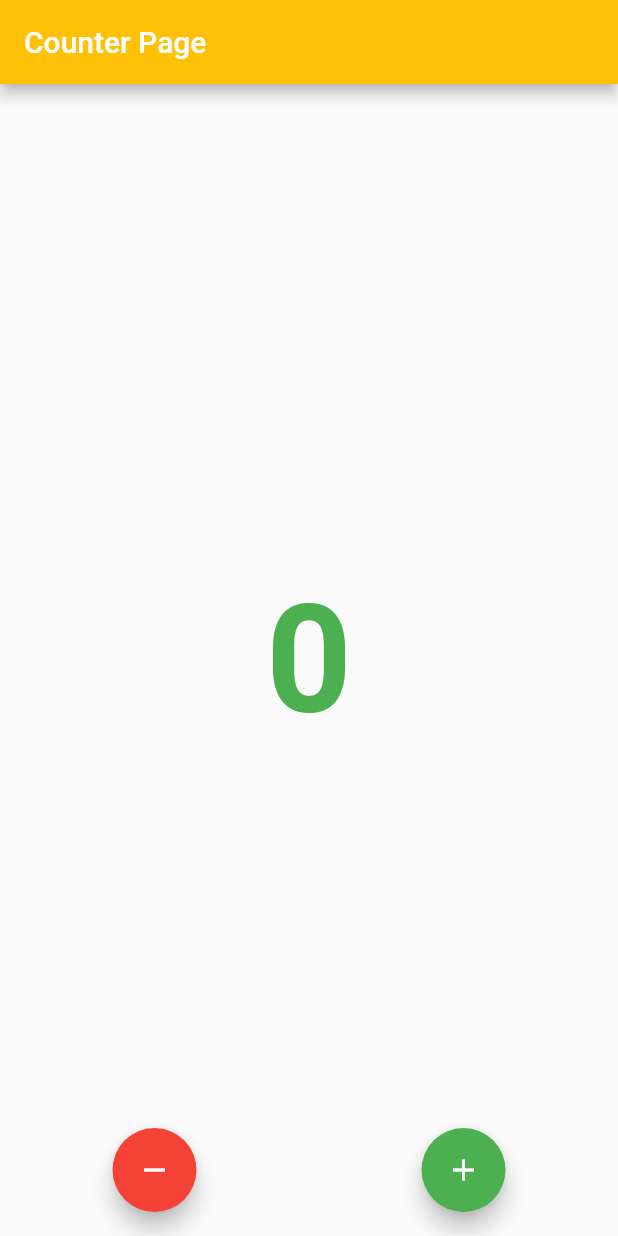
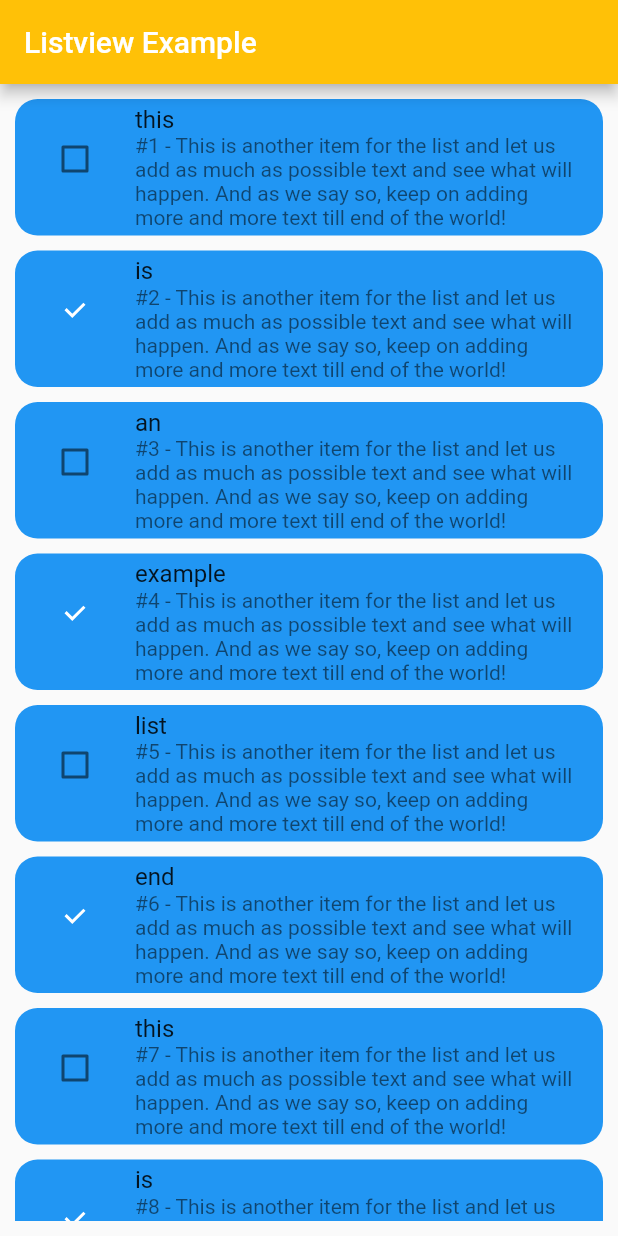
Before and after one commit to atanashristov/flutter-and-dart-zero-to-mastery, a Flutter app: the screen it shows after launch, on a phone screen of 412 x 824 dp. Run offline on Flutter 3.47's test engine with Material 2 defaults, Android fonts, the phone set to English and light mode, and no system bars.

Commit message:
#5: Flutter: 55: ListView + Builder

```diff
--- a/code/section5-flutter_basics/basic_widgets/lib/main.dart
+++ b/code/section5-flutter_basics/basic_widgets/lib/main.dart
@@ -1,4 +1,4 @@
-import 'package:basic_widgets/ui/presentation/counter/counter_screen.dart';
+import 'package:basic_widgets/ui/presentation/list_example/list_example_screen.dart';
 import 'package:flutter/material.dart';
 
 void main() {
@@ -18,7 +18,7 @@ class MyApp extends StatelessWidget {
           backgroundColor: Colors.amber,
         ),
       ),
-      home: const CounterScreen(),
+      home: const ListExampleScreen(),
     );
   }
 }
--- /dev/null
+++ b/code/section5-flutter_basics/basic_widgets/lib/ui/presentation/list_example/list_example_screen.dart
@@ -0,0 +1,37 @@
+import 'package:basic_widgets/ui/presentation/list_example/widgets/list_example_tile.dart';
+import 'package:flutter/material.dart';
+
+const _kStub = ['this', 'is', 'an', 'example', 'list', 'end', 'this', 'is', 'cool'];
+
+class ListExampleScreen extends StatelessWidget {
+  const ListExampleScreen({super.key});
+
+  @override
+  Widget build(BuildContext context) {
+    return Scaffold(
+      appBar: AppBar(title: const Text('Listview Example')),
+      body: Padding(
+        padding: const EdgeInsets.all(10),
+        child: ListView.separated(
+          itemCount: _kStub.length,
+          itemBuilder: (context, index) {
+            // return Container(
+            //   color: Colors.blue,
+            //   height: 100,
+            //   child: Center(child: Text(_kStub[index])),
+            // );
+            return ListExampleTile(
+              itemId: index + 1,
+              itemData: _kStub[index],
+              isSelected: index % 2 > 0,
+            );
+          },
+          separatorBuilder: (context, index) {
+            // return const Divider();
+            return const SizedBox(height: 10);
+          },
+        ),
+      ),
+    );
+  }
+}
--- /dev/null
+++ b/code/section5-flutter_basics/basic_widgets/lib/ui/presentation/list_example/widgets/list_example_tile.dart
@@ -0,0 +1,53 @@
+import 'package:flutter/material.dart';
+
+class ListExampleTile extends StatefulWidget {
+  final int itemId;
+  final String itemData;
+  final bool isSelected;
+
+  const ListExampleTile({
+    required this.itemId,
+    required this.itemData,
+    required this.isSelected,
+    Key? key,
+  }) : super(key: key);
+
+  @override
+  State<ListExampleTile> createState() => _ListExampleTileState();
+}
+
+class _ListExampleTileState extends State<ListExampleTile> {
+  late bool _selected;
+
+  @override
+  void initState() {
+    super.initState();
+    _selected = widget.isSelected;
+  }
+
+  @override
+  Widget build(BuildContext context) {
+    return Container(
+      decoration: BoxDecoration(
+        color: Colors.blue,
+        borderRadius: BorderRadius.circular(15),
+      ),
+      child: ListTile(
+        // tileColor: Colors.grey.shade400,
+        // textColor: Colors.black,
+        // hoverColor: Colors.yellow,
+        title: Text(widget.itemData),
+        subtitle: Text(
+            '#${widget.itemId} - This is another item for the list and let us add as much as possible text and see what will happen. And as we say so, keep on adding more and more text till end of the world!'),
+        leading: Checkbox(
+          value: _selected,
+          onChanged: (value) {
+            setState(() {
+              _selected = value ?? false;
+            });
+          },
+        ),
+      ),
+    );
+  }
+}
```
Also changed, not shown: 1 other file.
